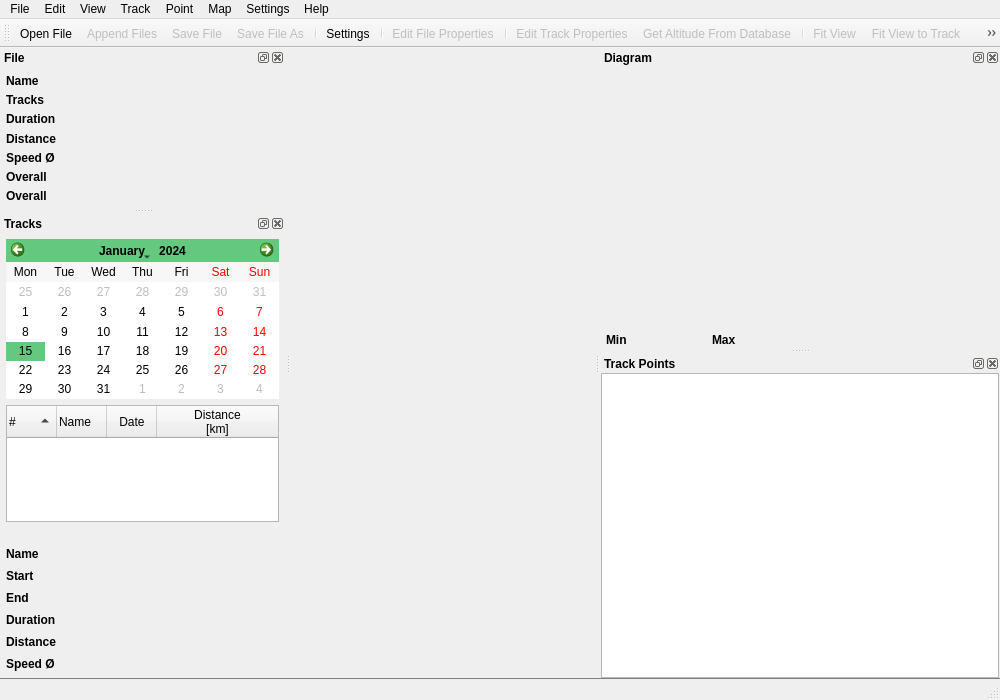
Before: the Qt Designer form GPXLab/gpxlab.ui in BourgeoisLab/GPXLab, drawn with Qt 5.
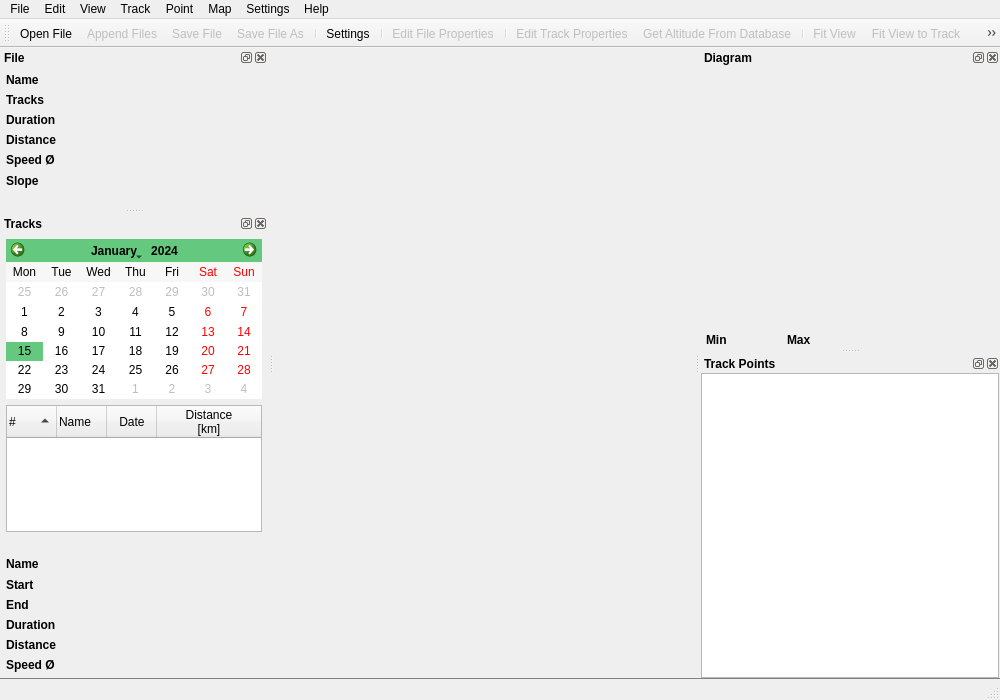
After: the same form once the commit is applied. Icons and pictures are not drawn. Custom widgets are drawn as their Qt base class.

Patch:
```diff
--- a/GPXLab/gpxlab.ui
+++ b/GPXLab/gpxlab.ui
@@ -231,9 +231,6 @@
    </attribute>
    <widget class="QWidget" name="dockWidgetFileContents">
     <layout class="QFormLayout" name="formLayout_2">
-     <property name="fieldGrowthPolicy">
-      <enum>QFormLayout::AllNonFixedFieldsGrow</enum>
-     </property>
      <property name="leftMargin">
       <number>6</number>
      </property>
@@ -248,18 +245,6 @@
      </property>
      <item row="0" column="0">
       <widget class="QLabel" name="label_9">
-       <property name="minimumSize">
-        <size>
-         <width>0</width>
-         <height>16</height>
-        </size>
-       </property>
-       <property name="maximumSize">
-        <size>
-         <width>16777215</width>
-         <height>16</height>
-        </size>
-       </property>
        <property name="font">
         <font>
          <weight>75</weight>
@@ -272,38 +257,50 @@
       </widget>
      </item>
      <item row="0" column="1">
-      <widget class="QLabel" name="labelFileName">
-       <property name="minimumSize">
-        <size>
-         <width>0</width>
-         <height>16</height>
-        </size>
-       </property>
-       <property name="maximumSize">
-        <size>
-         <width>16777215</width>
-         <height>16</height>
-        </size>
-       </property>
-       <property name="text">
-        <string/>
-       </property>
-      </widget>
+      <layout class="QHBoxLayout" name="horizontalLayout_3">
+       <item>
+        <widget class="QLabel" name="labelFileName">
+         <property name="maximumSize">
+          <size>
+           <width>16777215</width>
+           <height>16</height>
+          </size>
+         </property>
+         <property name="text">
+          <string/>
+         </property>
+        </widget>
+       </item>
+       <item>
+        <widget class="QPushButton" name="pushButtonEditFileProperties">
+         <property name="enabled">
+          <bool>true</bool>
+         </property>
+         <property name="minimumSize">
+          <size>
+           <width>16</width>
+           <height>12</height>
+          </size>
+         </property>
+         <property name="maximumSize">
+          <size>
+           <width>16</width>
+           <height>16</height>
+          </size>
+         </property>
+         <property name="styleSheet">
+          <string notr="true">border-style: none</string>
+         </property>
+         <property name="icon">
+          <iconset resource="resources.qrc">
+           <normaloff>:/images/world_edit.png</normaloff>:/images/world_edit.png</iconset>
+         </property>
+        </widget>
+       </item>
+      </layout>
      </item>
-     <item row="1" column="0">
+     <item row="2" column="0">
       <widget class="QLabel" name="label_18">
-       <property name="minimumSize">
-        <size>
-         <width>0</width>
-         <height>16</height>
-        </size>
-       </property>
-       <property name="maximumSize">
-        <size>
-         <width>16777215</width>
-         <height>16</height>
-        </size>
-       </property>
        <property name="font">
         <font>
          <weight>75</weight>
@@ -315,39 +312,15 @@
        </property>
       </widget>
      </item>
-     <item row="1" column="1">
+     <item row="2" column="1">
       <widget class="QLabel" name="labelFileTracks">
-       <property name="minimumSize">
-        <size>
-         <width>0</width>
-         <height>16</height>
-        </size>
-       </property>
-       <property name="maximumSize">
-        <size>
-         <width>16777215</width>
-         <height>16</height>
-        </size>
-       </property>
        <property name="text">
         <string/>
        </property>
       </widget>
      </item>
-     <item row="2" column="0">
+     <item row="4" column="0">
       <widget class="QLabel" name="label_13">
-       <property name="minimumSize">
-        <size>
-         <width>0</width>
-         <height>16</height>
-        </size>
-       </property>
-       <property name="maximumSize">
-        <size>
-         <width>16777215</width>
-         <height>16</height>
-        </size>
-       </property>
        <property name="font">
         <font>
          <weight>75</weight>
@@ -359,39 +332,15 @@
        </property>
       </widget>
      </item>
-     <item row="2" column="1">
+     <item row="4" column="1">
       <widget class="QLabel" name="labelFileDuration">
-       <property name="minimumSize">
-        <size>
-         <width>0</width>
-         <height>16</height>
-        </size>
-       </property>
-       <property name="maximumSize">
-        <size>
-         <width>16777215</width>
-         <height>16</height>
-        </size>
-       </property>
        <property name="text">
         <string/>
        </property>
       </widget>
      </item>
-     <item row="3" column="0">
+     <item row="5" column="0">
       <widget class="QLabel" name="label_12">
-       <property name="minimumSize">
-        <size>
-         <width>0</width>
-         <height>16</height>
-        </size>
-       </property>
-       <property name="maximumSize">
-        <size>
-         <width>16777215</width>
-         <height>16</height>
-        </size>
-       </property>
        <property name="font">
         <font>
          <weight>75</weight>
@@ -403,39 +352,15 @@
        </property>
       </widget>
      </item>
-     <item row="3" column="1">
+     <item row="5" column="1">
       <widget class="QLabel" name="labelFileDistance">
-       <property name="minimumSize">
-        <size>
-         <width>0</width>
-         <height>16</height>
-        </size>
-       </property>
-       <property name="maximumSize">
-        <size>
-         <width>16777215</width>
-         <height>16</height>
-        </size>
-       </property>
        <property name="text">
         <string/>
        </property>
       </widget>
      </item>
-     <item row="4" column="0">
+     <item row="6" column="0">
       <widget class="QLabel" name="label_14">
-       <property name="minimumSize">
-        <size>
-         <width>0</width>
-         <height>16</height>
-        </size>
-       </property>
-       <property name="maximumSize">
-        <size>
-         <width>16777215</width>
-         <height>16</height>
-        </size>
-       </property>
        <property name="font">
         <font>
          <weight>75</weight>
@@ -447,112 +372,97 @@
        </property>
       </widget>
      </item>
-     <item row="4" column="1">
-      <widget class="QLabel" name="labelFileSpeed">
-       <property name="minimumSize">
-        <size>
-         <width>0</width>
-         <height>16</height>
-        </size>
-       </property>
-       <property name="maximumSize">
-        <size>
-         <width>16777215</width>
-         <height>16</height>
-        </size>
-       </property>
-      </widget>
-     </item>
-     <item row="5" column="0">
-      <widget class="QLabel" name="label_15">
-       <property name="minimumSize">
-        <size>
-         <width>0</width>
-         <height>16</height>
-        </size>
-       </property>
-       <property name="maximumSize">
-        <size>
-         <width>16777215</width>
-         <height>16</height>
-        </size>
-       </property>
-       <property name="font">
-        <font>
-         <weight>75</weight>
-         <bold>true</bold>
-        </font>
-       </property>
-       <property name="text">
-        <string>&lt;html&gt;&lt;head/&gt;&lt;body&gt;&lt;p&gt;Overall &lt;img src=&quot;:/images/arror_up.png&quot;/&gt;&lt;/p&gt;&lt;/body&gt;&lt;/html&gt;</string>
-       </property>
-      </widget>
-     </item>
-     <item row="6" column="0">
-      <widget class="QLabel" name="label_16">
-       <property name="minimumSize">
-        <size>
-         <width>0</width>
-         <height>16</height>
-        </size>
-       </property>
-       <property name="maximumSize">
-        <size>
-         <width>16777215</width>
-         <height>16</height>
-        </size>
-       </property>
-       <property name="font">
-        <font>
-         <weight>75</weight>
-         <bold>true</bold>
-        </font>
-       </property>
-       <property name="text">
-        <string>&lt;html&gt;&lt;head/&gt;&lt;body&gt;&lt;p&gt;Overall &lt;img src=&quot;:/images/arror_down.png&quot;/&gt;&lt;/p&gt;&lt;/body&gt;&lt;/html&gt;</string>
-       </property>
-      </widget>
-     </item>
      <item row="6" column="1">
-      <widget class="QLabel" name="labelFileHeightIntDown">
-       <property name="minimumSize">
-        <size>
-         <width>0</width>
-         <height>16</height>
-        </size>
-       </property>
-       <property name="maximumSize">
-        <size>
-         <width>16777215</width>
-         <height>16</height>
-        </size>
-       </property>
-      </widget>
+      <layout class="QHBoxLayout" name="horizontalLayout_6">
+       <item>
+        <widget class="QLabel" name="labelFileSpeed"/>
+       </item>
+       <item>
+        <widget class="QLabel" name="labelFileSpeed2"/>
+       </item>
+      </layout>
      </item>
-     <item row="5" column="1">
-      <widget class="QLabel" name="labelFileHeightIntUp">
-       <property name="minimumSize">
-        <size>
-         <width>0</width>
-         <height>16</height>
-        </size>
+     <item row="7" column="0">
+      <widget class="QLabel" name="label_15">
+       <property name="font">
+        <font>
+         <weight>75</weight>
+         <bold>true</bold>
+        </font>
        </property>
-       <property name="maximumSize">
-        <size>
-         <width>16777215</width>
-         <height>16</height>
-        </size>
+       <property name="text">
+        <string>Slope</string>
        </property>
       </widget>
      </item>
+     <item row="7" column="1">
+      <layout class="QHBoxLayout" name="horizontalLayout_5">
+       <item>
+        <widget class="QLabel" name="label_16">
+         <property name="minimumSize">
+          <size>
+           <width>12</width>
+           <height>16</height>
+          </size>
+         </property>
+         <property name="maximumSize">
+          <size>
+           <width>12</width>
+           <height>16</height>
+          </size>
+         </property>
+         <property name="font">
+          <font>
+           <weight>75</weight>
+           <bold>true</bold>
+          </font>
+         </property>
+         <property name="text">
+          <string>&lt;html&gt;&lt;head/&gt;&lt;body&gt;&lt;p&gt;&lt;img src=&quot;:/images/arror_up.png&quot;/&gt;&lt;/p&gt;&lt;/body&gt;&lt;/html&gt;</string>
+         </property>
+        </widget>
+       </item>
+       <item>
+        <widget class="QLabel" name="labelFileHeightIntUp"/>
+       </item>
+       <item>
+        <widget class="QLabel" name="label_19">
+         <property name="minimumSize">
+          <size>
+           <width>12</width>
+           <height>16</height>
+          </size>
+         </property>
+         <property name="maximumSize">
+          <size>
+           <width>12</width>
+           <height>16</height>
+          </size>
+         </property>
+         <property name="font">
+          <font>
+           <weight>75</weight>
+           <bold>true</bold>
+          </font>
+         </property>
+         <property name="text">
+          <string>&lt;html&gt;&lt;head/&gt;&lt;body&gt;&lt;p&gt;&lt;img src=&quot;:/images/arror_down.png&quot;/&gt;&lt;/p&gt;&lt;/body&gt;&lt;/html&gt;</string>
+         </property>
+        </widget>
+       </item>
+       <item>
+        <widget class="QLabel" name="labelFileHeightIntDown"/>
+       </item>
+      </layout>
+     </item>
     </layout>
    </widget>
   </widget>
   <widget class="QDockWidget" name="dockWidgetTracks">
    <property name="minimumSize">
     <size>
-     <width>285</width>
-     <height>443</height>
+     <width>200</width>
+     <height>455</height>
     </size>
    </property>
    <property name="maximumSize">
@@ -666,7 +576,7 @@
            <string>Date</string>
           </property>
           <property name="textAlignment">
-           <set>AlignHCenter|AlignVCenter|AlignCenter</set>
+           <set>AlignCenter</set>
           </property>
          </column>
          <column>
@@ -675,7 +585,7 @@
 [km]</string>
           </property>
           <property name="textAlignment">
-           <set>AlignHCenter|AlignVCenter|AlignCenter</set>
+           <set>AlignCenter</set>
           </property>
          </column>
         </widget>
@@ -834,20 +744,54 @@
        <property name="verticalSpacing">
         <number>6</number>
        </property>
+       <item row="0" column="0">
+        <widget class="QLabel" name="label_17">
+         <property name="font">
+          <font>
+           <weight>75</weight>
+           <bold>true</bold>
+          </font>
+         </property>
+         <property name="text">
+          <string>Name</string>
+         </property>
+        </widget>
+       </item>
+       <item row="0" column="1">
+        <layout class="QHBoxLayout" name="horizontalLayout_7">
+         <item>
+          <widget class="QLabel" name="labelTrackName"/>
+         </item>
+         <item>
+          <widget class="QPushButton" name="pushButtonEditTrackProperties">
+           <property name="enabled">
+            <bool>true</bool>
+           </property>
+           <property name="minimumSize">
+            <size>
+             <width>16</width>
+             <height>16</height>
+            </size>
+           </property>
+           <property name="maximumSize">
+            <size>
+             <width>16</width>
+             <height>16</height>
+            </size>
+           </property>
+           <property name="styleSheet">
+            <string notr="true">border-style: none</string>
+           </property>
+           <property name="icon">
+            <iconset resource="resources.qrc">
+             <normaloff>:/images/map_edit.png</normaloff>:/images/map_edit.png</iconset>
+           </property>
+          </widget>
+         </item>
+        </layout>
+       </item>
        <item row="2" column="0">
         <widget class="QLabel" name="label_3">
-         <property name="minimumSize">
-          <size>
-           <width>0</width>
-           <height>16</height>
-          </size>
-         </property>
-         <property name="maximumSize">
-          <size>
-           <width>16777215</width>
-           <height>16</height>
-          </size>
-         </property>
          <property name="font">
           <font>
            <weight>75</weight>
@@ -861,18 +805,6 @@
        </item>
        <item row="3" column="0">
         <widget class="QLabel" name="label_5">
-         <property name="minimumSize">
-          <size>
-           <width>0</width>
-           <height>16</height>
-          </size>
-         </property>
-         <property name="maximumSize">
-          <size>
-           <width>16777215</width>
-           <height>16</height>
-          </size>
-         </property>
          <property name="font">
           <font>
            <weight>75</weight>
@@ -885,35 +817,10 @@
         </widget>
        </item>
        <item row="3" column="1">
-        <widget class="QLabel" name="labelTrackEndTime">
-         <property name="minimumSize">
-          <size>
-           <width>0</width>
-           <height>16</height>
-          </size>
-         </property>
-         <property name="maximumSize">
-          <size>
-           <width>16777215</width>
-           <height>16</height>
-          </size>
-         </property>
-        </widget>
+        <widget class="QLabel" name="labelTrackEndTime"/>
        </item>
        <item row="4" column="0">
         <widget class="QLabel" name="label_6">
-         <property name="minimumSize">
-          <size>
-           <width>0</width>
-           <height>16</height>
-          </size>
-         </property>
-         <property name="maximumSize">
-          <size>
-           <width>16777215</width>
-           <height>16</height>
-          </size>
-         </property>
          <property name="font">
           <font>
            <weight>75</weight>
@@ -926,35 +833,10 @@
         </widget>
        </item>
        <item row="4" column="1">
-        <widget class="QLabel" name="labelTrackDuration">
-         <property name="minimumSize">
-          <size>
-           <width>0</width>
-           <height>16</height>
-          </size>
-         </property>
-         <property name="maximumSize">
-          <size>
-           <width>16777215</width>
-           <height>16</height>
-          </size>
-         </property>
-        </widget>
+        <widget class="QLabel" name="labelTrackDuration"/>
        </item>
        <item row="5" column="0">
         <widget class="QLabel" name="label_4">
-         <property name="minimumSize">
-          <size>
-           <width>0</width>
-           <height>16</height>
-          </size>
-         </property>
-         <property name="maximumSize">
-          <size>
-           <width>16777215</width>
-           <height>16</height>
-          </size>
-         </property>
          <property name="font">
           <font>
            <weight>75</weight>
@@ -967,35 +849,10 @@
         </widget>
        </item>
        <item row="5" column="1">
-        <widget class="QLabel" name="labelTrackDistance">
-         <property name="minimumSize">
-          <size>
-           <width>0</width>
-           <height>16</height>
-          </size>
-         </property>
-         <property name="maximumSize">
-          <size>
-           <width>16777215</width>
-           <height>16</height>
-          </size>
-         </property>
-        </widget>
+        <widget class="QLabel" name="labelTrackDistance"/>
        </item>
        <item row="6" column="0">
         <widget class="QLabel" name="label_8">
-         <property name="minimumSize">
-          <size>
-           <width>0</width>
-           <height>16</height>
-          </size>
-         </property>
-         <property name="maximumSize">
-          <size>
-           <width>16777215</width>
-           <height>16</height>
-          </size>
-         </property>
          <property name="font">
           <font>
            <weight>75</weight>
@@ -1008,77 +865,14 @@
         </widget>
        </item>
        <item row="6" column="1">
-        <widget class="QLabel" name="labelTrackSpeed">
-         <property name="minimumSize">
-          <size>
-           <width>0</width>
-           <height>16</height>
-          </size>
-         </property>
-         <property name="maximumSize">
-          <size>
-           <width>16777215</width>
-           <height>16</height>
-          </size>
-         </property>
-        </widget>
-       </item>
-       <item row="2" column="1">
-        <widget class="QLabel" name="labelTrackStartTime">
-         <property name="minimumSize">
-          <size>
-           <width>0</width>
-           <height>16</height>
-          </size>
-         </property>
-         <property name="maximumSize">
-          <size>
-           <width>16777215</width>
-           <height>16</height>
-          </size>
-         </property>
-        </widget>
-       </item>
-       <item row="0" column="0">
-        <widget class="QLabel" name="label_17">
-         <property name="minimumSize">
-          <size>
-           <width>0</width>
-           <height>16</height>
-          </size>
-         </property>
-         <property name="maximumSize">
-          <size>
-           <width>16777215</width>
-           <height>16</height>
-          </size>
-         </property>
-         <property name="font">
-          <font>
-           <weight>75</weight>
-           <bold>true</bold>
-          </font>
-         </property>
-         <property name="text">
-          <string>Name</string>
-         </property>
-        </widget>
-       </item>
-       <item row="0" column="1">
-        <widget class="QLabel" name="labelTrackName">
-         <property name="minimumSize">
-          <size>
-           <width>0</width>
-           <height>16</height>
-          </size>
-         </property>
-         <property name="maximumSize">
-          <size>
-           <width>16777215</width>
-           <height>16</height>
-          </size>
-         </property>
-        </widget>
+        <layout class="QHBoxLayout" name="horizontalLayout_2">
+         <item>
+          <widget class="QLabel" name="labelTrackSpeed"/>
+         </item>
+         <item>
+          <widget class="QLabel" name="labelTrackSpeed2"/>
+         </item>
+        </layout>
        </item>
       </layout>
      </item>
@@ -1094,7 +888,7 @@
    </property>
    <property name="minimumSize">
     <size>
-     <width>400</width>
+     <width>300</width>
      <height>300</height>
     </size>
    </property>
@@ -1326,7 +1120,7 @@
    </property>
    <property name="minimumSize">
     <size>
-     <width>400</width>
+     <width>300</width>
      <height>200</height>
     </size>
    </property>
```
Left out of the diff: 3 changed lines with no effect on the pictures.
